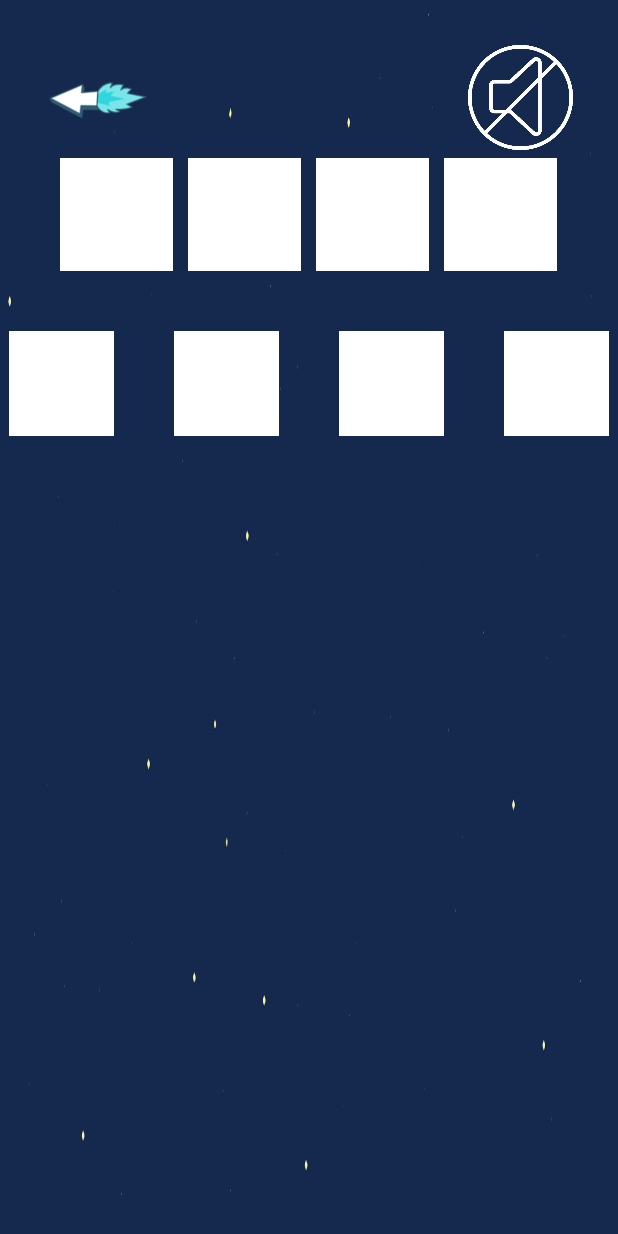
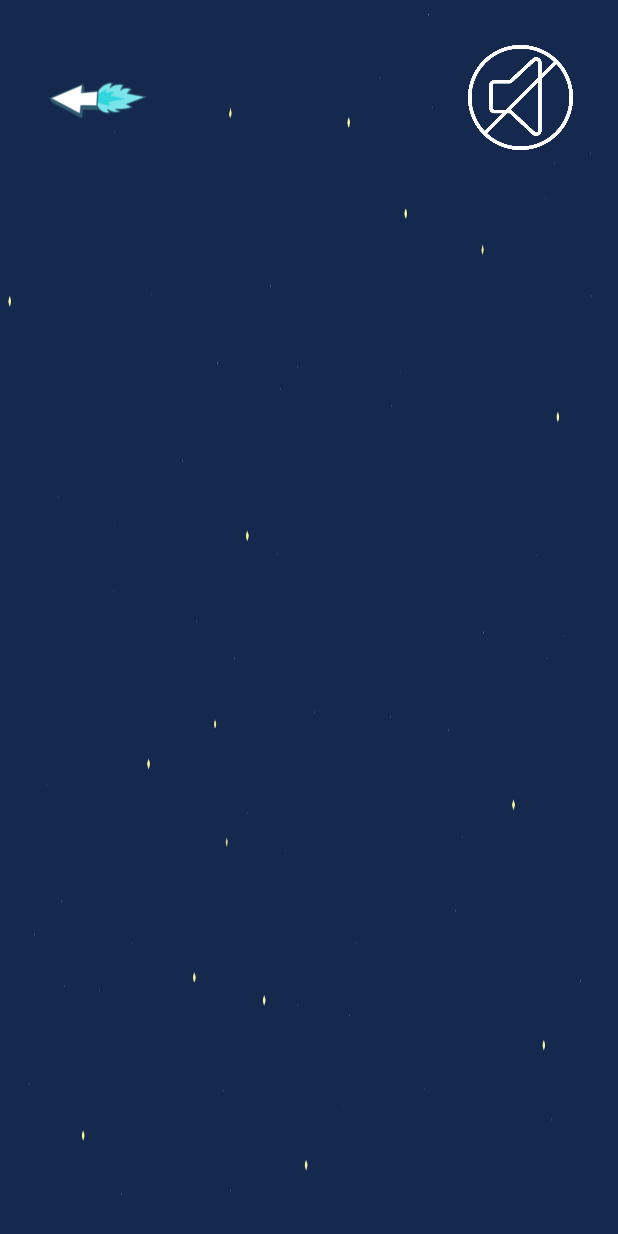
Before and after one commit to Janeht/LEEN, an Android app: the layout activity_nivel3.xml on its own in the app's theme, with its tools: preview values and no code run, on a phone screen of 412 x 824 dp. Run offline under Robolectric (Android 15) with nearby library versions, the phone set to English and light mode, and no system bars.

Commit message:
ImageView por ImageButton

```diff
--- a/app/src/main/res/layout/activity_nivel3.xml
+++ b/app/src/main/res/layout/activity_nivel3.xml
@@ -48,32 +48,28 @@
             android:layout_marginTop="5dp"
             android:layout_gravity="center">
 
-            <ImageButton
+            <ImageView
                 android:id="@+id/btnElegir1"
                 android:layout_width="75dp"
                 android:layout_height="75dp"
-                android:layout_marginRight="10dp"
-                android:background="@color/colorOpciones" />
+                android:layout_marginRight="10dp" />
 
-            <ImageButton
+            <ImageView
                 android:id="@+id/btnElegir2"
                 android:layout_width="75dp"
                 android:layout_height="75dp"
-                android:layout_marginRight="10dp"
-                android:background="@color/colorOpciones"/>
+                android:layout_marginRight="10dp"/>
 
-            <ImageButton
+            <ImageView
                 android:id="@+id/btnElegir3"
                 android:layout_width="75dp"
                 android:layout_height="75dp"
-                android:layout_marginRight="10dp"
-                android:background="@color/colorOpciones"/>
+                android:layout_marginRight="10dp"/>
 
-            <ImageButton
+            <ImageView
                 android:id="@+id/btnElegir4"
                 android:layout_width="75dp"
-                android:layout_height="75dp"
-                android:background="@color/colorOpciones" />
+                android:layout_height="75dp"/>
 
         </LinearLayout>
 
@@ -84,71 +80,29 @@
             android:layout_marginTop="40dp"
             android:layout_gravity="center">
 
-            <ImageButton
+            <ImageView
                 android:id="@+id/btnPrimeraOP"
                 android:layout_width="70dp"
                 android:layout_height="70dp"
-                android:layout_marginRight="40dp"
-                android:background="@color/colorOpciones" />
+                android:layout_marginRight="40dp"/>
 
-            <ImageButton
+            <ImageView
                 android:id="@+id/btnSegundaOP"
                 android:layout_width="70dp"
                 android:layout_height="70dp"
-                android:layout_marginRight="40dp"
-                android:background="@color/colorOpciones"/>
+                android:layout_marginRight="40dp"/>
 
-            <ImageButton
+            <ImageView
                 android:id="@+id/btnTerceraOP"
                 android:layout_width="70dp"
                 android:layout_height="70dp"
-                android:layout_marginRight="40dp"
-                android:background="@color/colorOpciones"/>
+                android:layout_marginRight="40dp"/>
 
-            <ImageButton
+            <ImageView
                 android:id="@+id/btnCuartaOP"
                 android:layout_width="70dp"
-                android:layout_height="70dp"
-                android:background="@color/colorOpciones"/>
+                android:layout_height="70dp"/>
         </LinearLayout>
-
-        <LinearLayout
-            android:layout_width="wrap_content"
-            android:layout_height="wrap_content"
-            android:orientation="horizontal"
-            android:layout_marginTop="40dp"
-            android:layout_gravity="center">
-
-            <TextView
-                android:layout_width="wrap_content"
-                android:layout_height="wrap_content"
-                android:id="@+id/lbl0"/>
-
-            <TextView
-                android:layout_width="wrap_content"
-                android:layout_height="wrap_content"
-                android:layout_marginRight="40dp"
-                android:id="@+id/lbl1"/>
-
-            <TextView
-                android:layout_width="wrap_content"
-                android:layout_height="wrap_content"
-                android:layout_marginRight="40dp"
-                android:id="@+id/lbl2"/>
-
-            <TextView
-                android:layout_width="wrap_content"
-                android:layout_height="wrap_content"
-                android:layout_marginRight="40dp"
-                android:id="@+id/lbl3"/>
-
-            <TextView
-                android:layout_width="wrap_content"
-                android:layout_height="wrap_content"
-                android:id="@+id/lbl4"/>
-        </LinearLayout>
-
-
     </LinearLayout>
 
 
```
